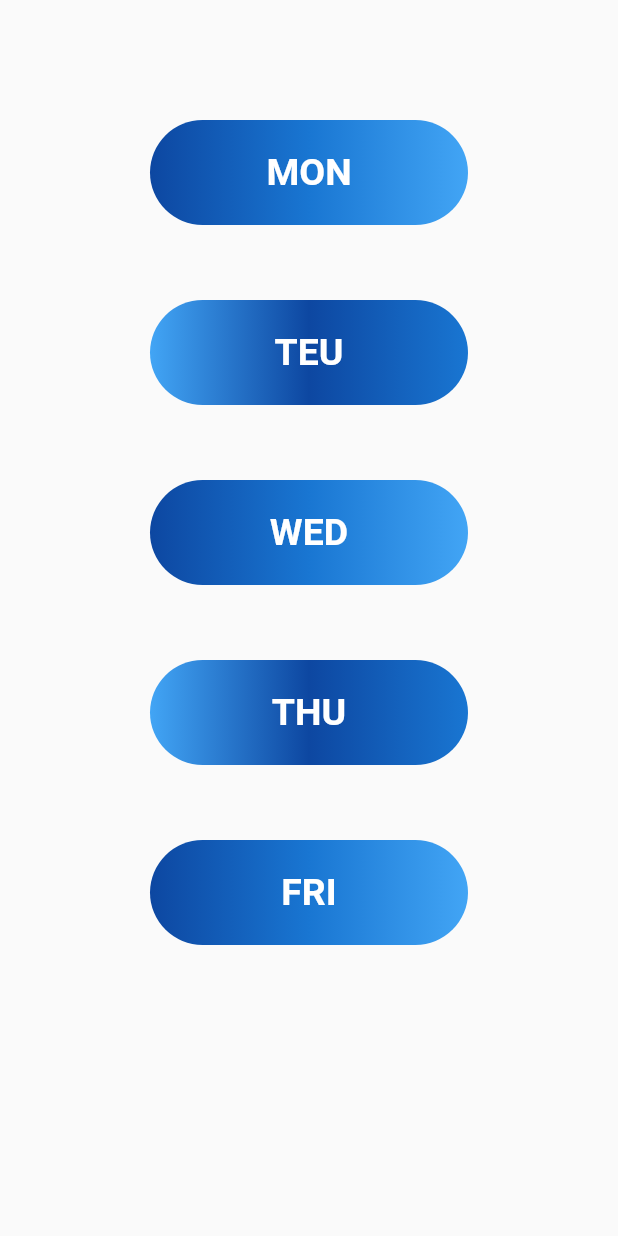
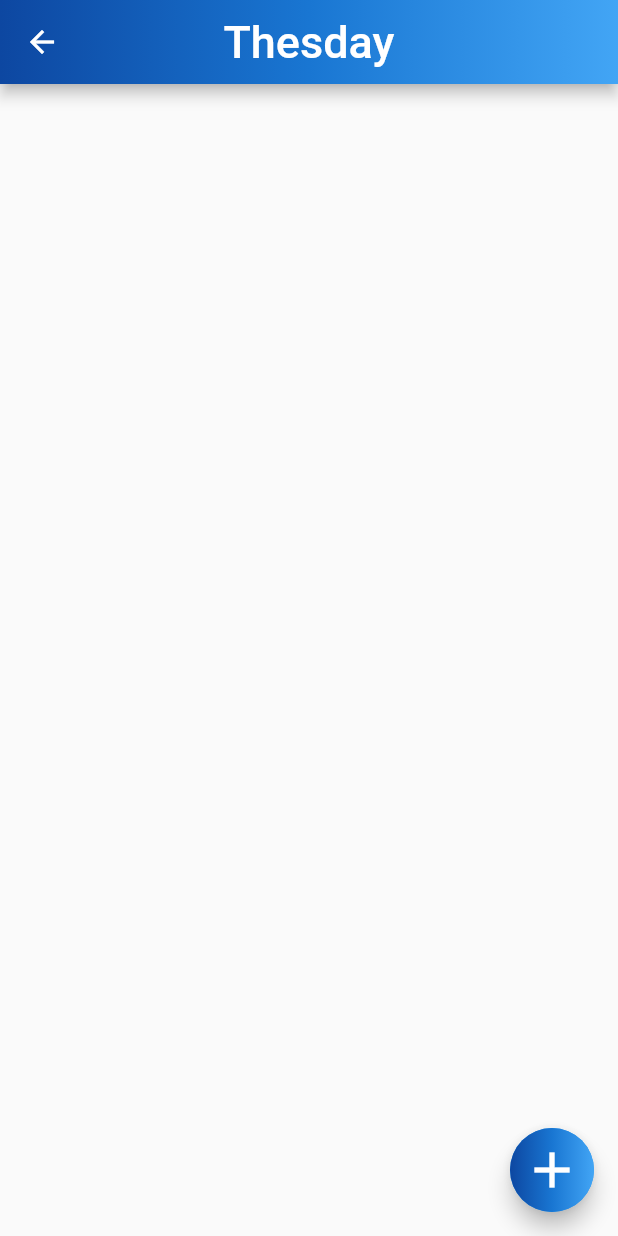
Before and after one commit to fuadmansoork/Go_To_Live, a Flutter app: the Days screen opened by its route, after a tap on "TEU", on a phone screen of 412 x 824 dp. Run offline on Flutter 3.47's test engine with Material 2 defaults, Android fonts, the phone set to English and light mode, and no system bars; our stand-ins replace flutter_time_picker_spinner, google_fonts.

Commit message:
Tuesday Page

```diff
--- a/GoToLive/lib/Days/monday.dart
+++ b/GoToLive/lib/Days/monday.dart
@@ -86,7 +86,7 @@ class _MondayState extends State<Monday> {
                       Color(0xFF42A5F5),
                     ]),
                     border: Border.all(),
-                    borderRadius: BorderRadius.circular(12)),
+                    borderRadius: BorderRadius.circular(25)),
                 child: TimePickerSpinner(
                   is24HourMode: false,
                   normalTextStyle: TextStyle(fontSize: 24, color: Colors.black),
--- a/GoToLive/lib/Days/tuesday.dart
+++ b/GoToLive/lib/Days/tuesday.dart
@@ -0,0 +1,123 @@
+import 'package:flutter/material.dart';
+import 'package:flutter_time_picker_spinner/flutter_time_picker_spinner.dart';
+import 'package:google_fonts/google_fonts.dart';
+
+class Tuesday extends StatefulWidget {
+  @override
+  _TuesdayState createState() => _TuesdayState();
+}
+
+class _TuesdayState extends State<Tuesday> {
+  var subjectNameController = TextEditingController();
+  var linkController = TextEditingController();
+  var _dateTime;
+  TimeOfDay time;
+
+  @override
+  void initState() {
+    super.initState();
+    time = TimeOfDay.now();
+  }
+
+  @override
+  Widget build(BuildContext context) {
+    Map arguments = ModalRoute.of(context).settings.arguments;
+    String title = arguments['title'];
+
+    return Scaffold(
+        appBar: AppBar(
+          flexibleSpace: Container(
+            decoration: BoxDecoration(
+              gradient: LinearGradient(colors: <Color>[
+                Color(0xFF0D47A1),
+                Color(0xFF1976D2),
+                Color(0xFF42A5F5),
+              ]),
+            ),
+          ),
+          centerTitle: true,
+          title: Text(
+            title,
+            style: GoogleFonts.architectsDaughter(fontSize: 30),
+          ),
+        ),
+        floatingActionButton: FloatingActionButton(
+          child: Container(
+            width: 60,
+            height: 60,
+            child: Icon(
+              Icons.add,
+              size: 40,
+            ),
+            decoration: BoxDecoration(
+              shape: BoxShape.circle,
+              gradient: LinearGradient(colors: <Color>[
+                Color(0xFF0D47A1),
+                Color(0xFF1976D2),
+                Color(0xFF42A5F5),
+              ]),
+            ),
+          ),
+          onPressed: () {
+            _showInputForm(context);
+          },
+        ));
+  }
+
+  _showInputForm(BuildContext context) {
+    showDialog(
+        context: context,
+        child: AlertDialog(
+          contentPadding: EdgeInsets.all(10),
+          content: Column(
+            children: [
+              Text("Please fill out the form"),
+              Expanded(
+                  child: TextField(
+                autofocus: true,
+                autocorrect: true,
+                maxLength: 30,
+                decoration: InputDecoration(
+                  labelText: "Subject Name*",
+                ),
+
+                controller: subjectNameController,
+              )),
+              ListTile(
+                title: Text('Set Time'),
+                trailing: Icon(Icons.timer),
+                onTap: _pickTime,
+              ),
+              Expanded(
+                  child: TextField(
+                autofocus: true,
+                autocorrect: true,
+                keyboardType: TextInputType.url,
+                decoration: InputDecoration(
+                  labelText: "Class room link*",
+                ),
+                controller: linkController,
+              )),
+            ],
+          ),
+          actions: [
+            FlatButton(
+                onPressed: () {
+                  Navigator.pop(context);
+                  subjectNameController.clear();
+                  linkController.clear();
+                },
+                child: Text("Cancel")),
+            FlatButton(onPressed: () {}, child: Text("Save"))
+          ],
+        ));
+  }
+
+  _pickTime() async {
+    TimeOfDay t = await showTimePicker(context: context, initialTime: time);
+    if (t != null)
+      setState(() {
+        time = t;
+      });
+  }
+}
--- a/GoToLive/lib/HomePage/Days.dart
+++ b/GoToLive/lib/HomePage/Days.dart
@@ -50,7 +50,8 @@ class Days extends StatelessWidget {
                   ),
                   GestureDetector(
                     onTap: () {
-                      Navigator.of(context).pushNamed('/tuesday');
+                      Navigator.of(context)
+                          .pushNamed('/tuesday', arguments: {'title': "Thesday"});
                     },
                     child: Padding(
                       padding: const EdgeInsets.symmetric(horizontal: 100),
--- a/GoToLive/lib/main.dart
+++ b/GoToLive/lib/main.dart
@@ -1,6 +1,7 @@
 import 'package:flutter/material.dart';
 
 import 'Days/monday.dart';
+import 'Days/tuesday.dart';
 import 'HomePage/Days.dart';
 import 'HomePage/Homepage.dart';
 
@@ -33,7 +34,7 @@ class MyApp extends StatelessWidget {
       routes: {
         '/days': (context) => Days(),
         '/monday': (context) => Monday(),
-        //   '/tuesday': (context) => Tuesday(),
+        '/tuesday': (context) => Tuesday(),
         //   '/wednesday': (context) => Wednesday(),
         //   '/thursday': (context) => Thursday(),
         //   '/friday': (context) => Friday(),
```
Also changed, not shown: GoToLive/pubspec.lock.
